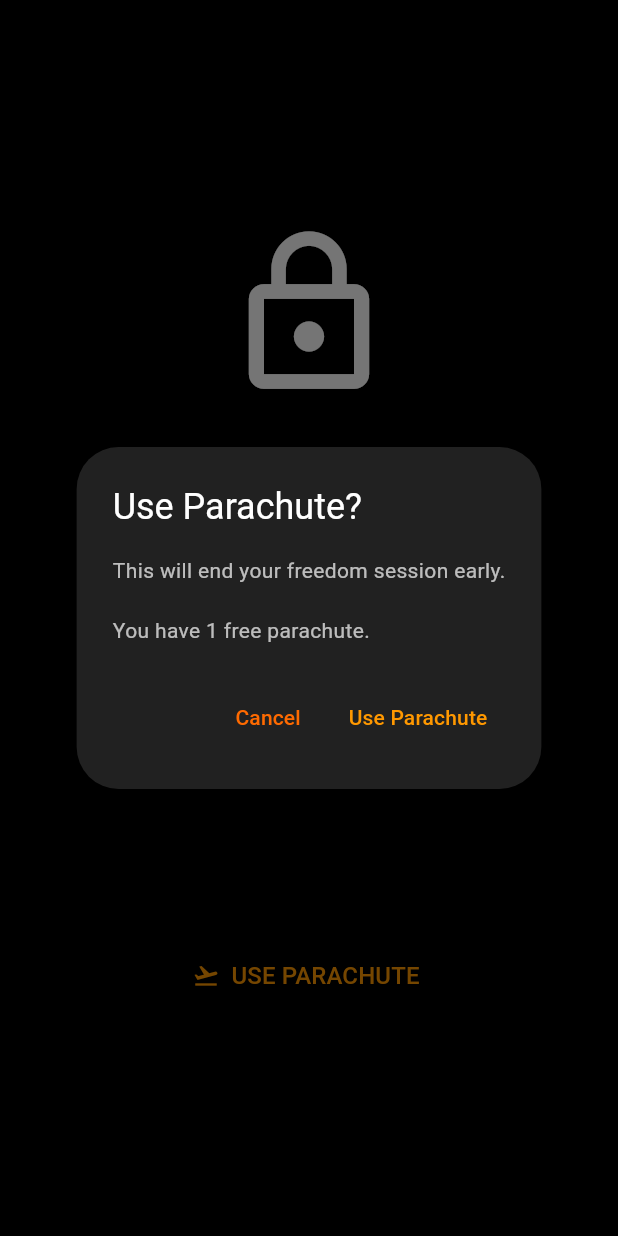
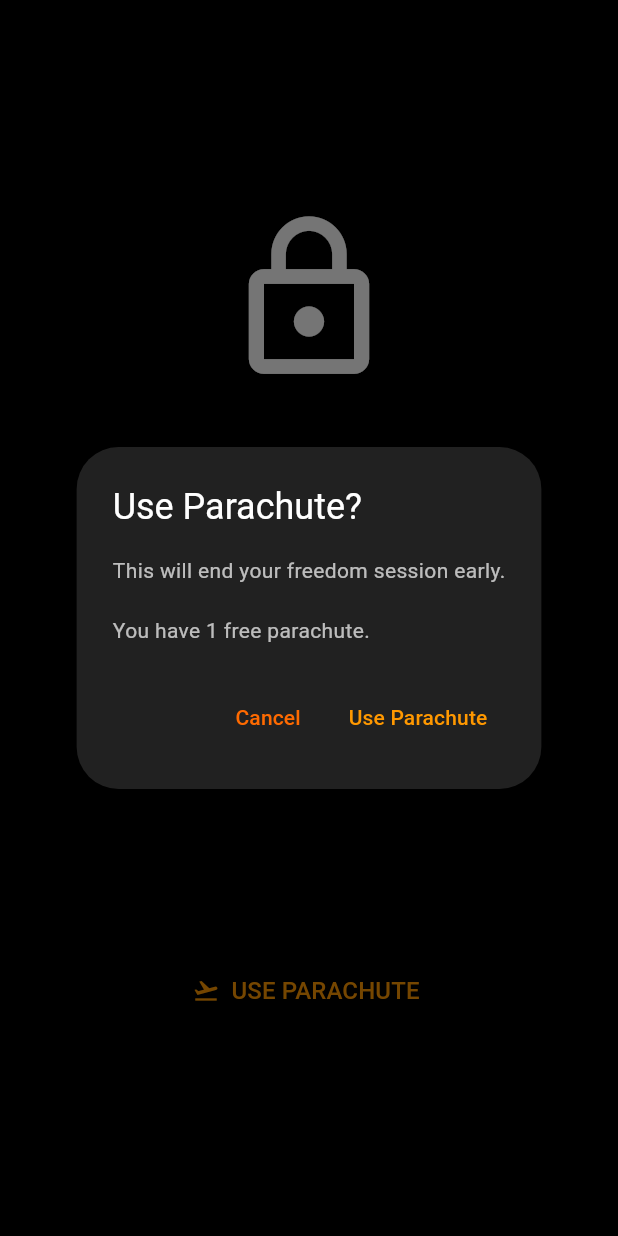
Before and after one commit to Guru-raghav3245/blockit_clone, a Flutter app: the ActiveSessionScreen screen opened directly, after a tap on "USE PARACHUTE", on a phone screen of 412 x 824 dp. Run offline on Flutter 3.47's test engine with Material 3 defaults, Android fonts, the phone set to English and light mode, and no system bars; our stand-ins replace shared_preferences, vibration; accounts and stored records are empty.

Commit message:
Refactor ActiveSessionScreen to use StatefulWidget; enhance back gesture prevention and improve parachute button display logic

```diff
--- a/lib/features/active_session/active_session_screen.dart
+++ b/lib/features/active_session/active_session_screen.dart
@@ -3,9 +3,14 @@ import 'package:provider/provider.dart';
 import '../../providers/session_provider.dart';
 import '../../providers/stats_provider.dart';
 
-class ActiveSessionScreen extends StatelessWidget {
+class ActiveSessionScreen extends StatefulWidget {
   const ActiveSessionScreen({super.key});
 
+  @override
+  State<ActiveSessionScreen> createState() => _ActiveSessionScreenState();
+}
+
+class _ActiveSessionScreenState extends State<ActiveSessionScreen> {
   @override
   Widget build(BuildContext context) {
     final sessionProvider = context.watch<SessionProvider>();
@@ -14,7 +19,11 @@ class ActiveSessionScreen extends StatelessWidget {
     final bool canUseParachute = statsProvider.parachutesUsed < 1;
 
     return PopScope(
-      onPopInvoked: (didPop) async => false, // Prevent back button
+      canPop: false, // Stronger prevention
+      onPopInvokedWithResult: (didPop, result) async {
+        if (didPop) return;
+        // Ignore all back gestures while session is active
+      },
       child: Scaffold(
         backgroundColor: Colors.black,
         body: SafeArea(
@@ -40,12 +49,9 @@ class ActiveSessionScreen extends StatelessWidget {
                     ),
                   ),
                   const SizedBox(height: 8),
-                  Text(
+                  const Text(
                     'Your phone is locked',
-                    style: TextStyle(
-                      fontSize: 18,
-                      color: Colors.white70,
-                    ),
+                    style: TextStyle(fontSize: 18, color: Colors.white70),
                   ),
                   const SizedBox(height: 60),
 
@@ -60,18 +66,21 @@ class ActiveSessionScreen extends StatelessWidget {
                     ),
                   ),
 
-                  const SizedBox(height: 80),
+                  const SizedBox(height: 100),
 
-                  // Parachute Button - Only show if not used yet
+                  // Parachute Section
                   if (canUseParachute)
                     TextButton.icon(
                       onPressed: () {
                         showDialog(
                           context: context,
+                          barrierDismissible: false,
                           builder: (context) => AlertDialog(
                             backgroundColor: Colors.grey[900],
-                            title: const Text('Use Parachute?',
-                                style: TextStyle(color: Colors.white)),
+                            title: const Text(
+                              'Use Parachute?',
+                              style: TextStyle(color: Colors.white),
+                            ),
                             content: const Text(
                               'This will end your freedom session early.\n\n'
                               'You have 1 free parachute.',
@@ -87,30 +96,29 @@ class ActiveSessionScreen extends StatelessWidget {
                                   sessionProvider.emergencyStop(context);
                                   Navigator.pop(context);
                                 },
-                                child: const Text('Use Parachute',
-                                    style: TextStyle(color: Colors.orange)),
+                                child: const Text(
+                                  'Use Parachute',
+                                  style: TextStyle(color: Colors.orange),
+                                ),
                               ),
                             ],
                           ),
                         );
                       },
-                      icon: const Icon(Icons.flight_takeoff, color: Colors.orange),
+                      icon: const Icon(
+                        Icons.flight_takeoff,
+                        color: Colors.orange,
+                      ),
                       label: const Text(
                         'USE PARACHUTE',
                         style: TextStyle(color: Colors.orange, fontSize: 16),
                       ),
                     )
                   else
-                    const Padding(
-                      padding: EdgeInsets.only(top: 20),
-                      child: Text(
-                        'You have already used your free parachute',
-                        style: TextStyle(
-                          color: Colors.orange,
-                          fontSize: 15,
-                        ),
-                        textAlign: TextAlign.center,
-                      ),
+                    const Text(
+                      'You have already used your free parachute',
+                      style: TextStyle(color: Colors.orange, fontSize: 15),
+                      textAlign: TextAlign.center,
                     ),
                 ],
               ),
```
